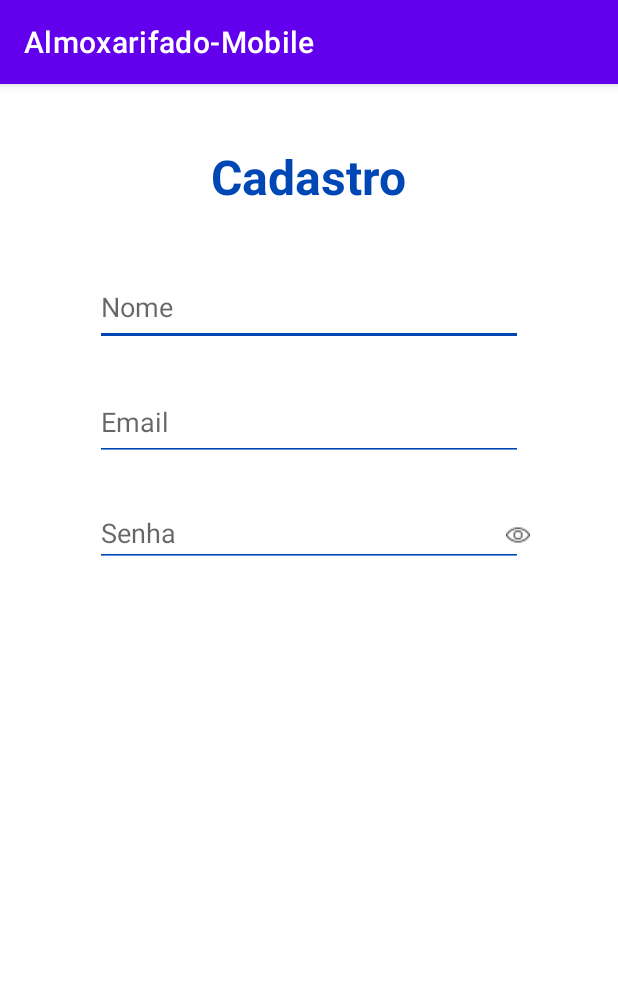
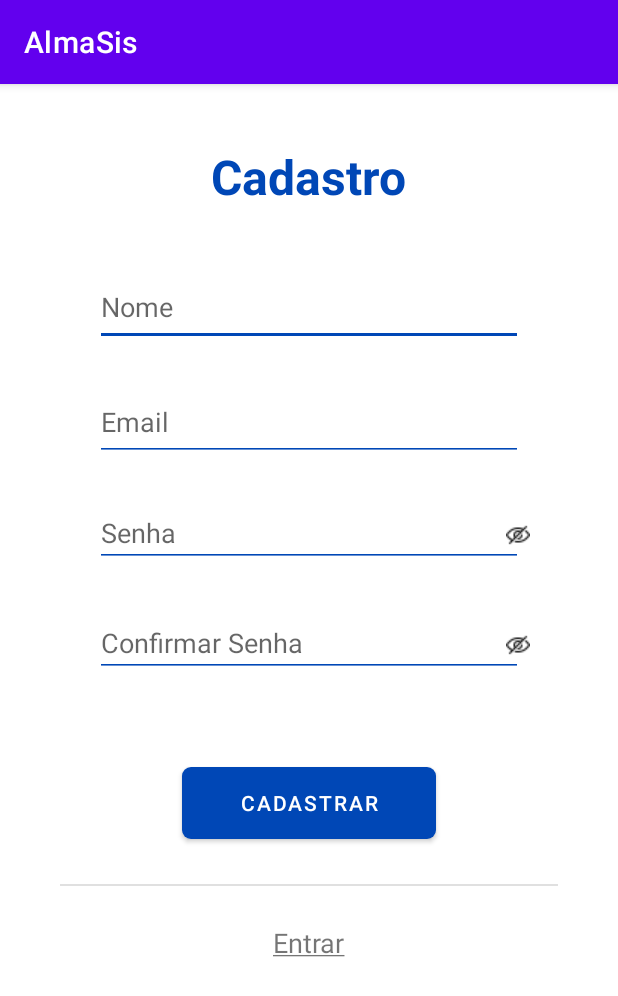
Before and after one commit to FelipeMielkeVieira/AlmoxarifadoMobile, an Android app: the CadastroActivity screen opened directly, with no data from a screen before it, after a tap on an icon or button, on a phone screen of 412 x 824 dp. Shown: the top 996 px of the screen. Run offline under Robolectric (Android 15) with nearby library versions, the phone set to English and light mode, and no system bars; 2 other taps on this screen came first.

Commit message:
15/02 - 21:49

```diff
--- a/app/build.gradle
+++ b/app/build.gradle
@@ -33,6 +33,8 @@ dependencies {
     implementation 'androidx.appcompat:appcompat:1.5.1'
     implementation 'com.google.android.material:material:1.6.1'
     implementation 'androidx.constraintlayout:constraintlayout:2.1.4'
+    implementation 'com.squareup.retrofit2:retrofit:2.9.0'
+    implementation 'com.squareup.retrofit2:converter-gson:2.9.0'
     testImplementation 'junit:junit:4.+'
     androidTestImplementation 'androidx.test.ext:junit:1.1.3'
     androidTestImplementation 'androidx.test.espresso:espresso-core:3.4.0'
--- a/app/src/main/java/com/example/almoxarifado_mobile/CadastroActivity.java
+++ b/app/src/main/java/com/example/almoxarifado_mobile/CadastroActivity.java
@@ -1,14 +1,66 @@
 package com.example.almoxarifado_mobile;
 
+import android.content.Intent;
 import android.os.Bundle;
+import android.text.InputType;
+import android.view.View;
+import android.widget.EditText;
+import android.widget.ImageButton;
 
 import androidx.appcompat.app.AppCompatActivity;
 
 public class CadastroActivity extends AppCompatActivity {
+
+    private Boolean senhaVisivel1 = false;
+    private Boolean senhaVisivel2 = false;
 
     @Override
     protected void onCreate(Bundle savedInstanceState) {
         super.onCreate(savedInstanceState);
         setContentView(R.layout.activity_cadastro);
     }
+
+    public void mudarSenha(View view) {
+        EditText input = findViewById(R.id.inputSenha1);
+        ImageButton imageButton = findViewById(R.id.botaoOlho1);
+
+        if (senhaVisivel1) {
+            senhaVisivel1 = false;
+            input.setInputType(InputType.TYPE_CLASS_TEXT | InputType.TYPE_TEXT_VARIATION_PASSWORD);
+            input.setSelection(input.length());
+            imageButton.setImageDrawable(getDrawable(R.drawable.olho_aberto));
+        } else {
+            senhaVisivel1 = true;
+            input.setInputType(InputType.TYPE_CLASS_TEXT | InputType.TYPE_TEXT_VARIATION_NORMAL);
+            input.setSelection(input.length());
+            imageButton.setImageDrawable(getDrawable(R.drawable.olho_fechado));
+        }
+    }
+
+    public void mudarSenha2(View view) {
+        EditText input = findViewById(R.id.inputSenha2);
+        ImageButton imageButton = findViewById(R.id.botaoOlho2);
+
+        if (senhaVisivel2) {
+            senhaVisivel2 = false;
+            input.setInputType(InputType.TYPE_CLASS_TEXT | InputType.TYPE_TEXT_VARIATION_PASSWORD);
+            input.setSelection(input.length());
+            imageButton.setImageDrawable(getDrawable(R.drawable.olho_aberto));
+        } else {
+            senhaVisivel2 = true;
+            input.setInputType(InputType.TYPE_CLASS_TEXT | InputType.TYPE_TEXT_VARIATION_NORMAL);
+            input.setSelection(input.length());
+            imageButton.setImageDrawable(getDrawable(R.drawable.olho_fechado));
+        }
+    }
+
+    public void entrar(View view) {
+        finish();
+        Intent switchActivityIntent = new Intent(this, MainActivity.class);
+        startActivity(switchActivityIntent);
+    }
+
+    public void cadastrar(View view) {
+
+    }
 }
--- a/app/src/main/java/com/example/almoxarifado_mobile/HomeActivity.java
+++ b/app/src/main/java/com/example/almoxarifado_mobile/HomeActivity.java
@@ -20,6 +20,7 @@ public class HomeActivity extends AppCompatActivity {
         super.onCreate(savedInstanceState);
         setContentView(R.layout.activity_home);
 
+        buscarItens();
         setRecyclerView();
     }
 
@@ -31,4 +32,8 @@ public class HomeActivity extends AppCompatActivity {
         adapter = new ProdutoAdapter(lista);
         recyclerView.setAdapter(adapter);
     }
+
+    private void buscarItens() {
+
+    }
 }
--- a/app/src/main/java/com/example/almoxarifado_mobile/MainActivity.java
+++ b/app/src/main/java/com/example/almoxarifado_mobile/MainActivity.java
@@ -30,6 +30,11 @@ public class MainActivity extends AppCompatActivity {
         startActivity(switchActivityIntent);
     }
 
+    public void esqueciSenha(View view) {
+        Intent switchActivityIntent = new Intent(this, EsqueciSenha1Activity.class);
+        startActivity(switchActivityIntent);
+    }
+
     public void mudarSenha(View view) {
         EditText input = findViewById(R.id.inputSenha);
         ImageButton imageButton = findViewById(R.id.botaoOlho);
--- a/app/src/main/res/layout/activity_cadastro.xml
+++ b/app/src/main/res/layout/activity_cadastro.xml
@@ -4,6 +4,33 @@
     xmlns:tools="http://schemas.android.com/tools"
     android:layout_width="match_parent"
     android:layout_height="match_parent">
+
+    <View
+        android:id="@+id/divider4"
+        android:layout_width="0dp"
+        android:layout_height="1dp"
+        android:layout_marginStart="40dp"
+        android:layout_marginTop="30dp"
+        android:layout_marginEnd="40dp"
+        android:background="?android:attr/listDivider"
+        app:layout_constraintEnd_toEndOf="parent"
+        app:layout_constraintStart_toStartOf="parent"
+        app:layout_constraintTop_toBottomOf="@+id/button2" />
+
+    <Button
+        android:id="@+id/button2"
+        android:layout_width="169dp"
+        android:layout_height="48dp"
+        android:layout_marginStart="100dp"
+        android:layout_marginTop="60dp"
+        android:layout_marginEnd="100dp"
+        android:background="@drawable/background_botao_login"
+        android:onClick="cadastrar"
+        android:text="Cadastrar"
+        app:backgroundTint="#0047B6"
+        app:layout_constraintEnd_toEndOf="parent"
+        app:layout_constraintStart_toStartOf="parent"
+        app:layout_constraintTop_toBottomOf="@+id/inputSenha2" />
 
     <TextView
         android:id="@+id/textView4"
@@ -50,7 +77,7 @@
         app:layout_constraintTop_toBottomOf="@+id/editTextTextPersonName3" />
 
     <EditText
-        android:id="@+id/editTextTextPersonName6"
+        android:id="@+id/inputSenha1"
         style="@style/inputLogin"
         android:layout_width="285dp"
         android:layout_height="0dp"
@@ -59,13 +86,28 @@
         android:layout_marginEnd="40dp"
         android:ems="10"
         android:hint="Senha"
-        android:inputType="textPersonName"
+        android:inputType="textPassword"
         app:layout_constraintEnd_toEndOf="parent"
         app:layout_constraintStart_toStartOf="parent"
         app:layout_constraintTop_toBottomOf="@+id/editTextTextPersonName5" />
 
+    <EditText
+        android:id="@+id/inputSenha2"
+        style="@style/inputLogin"
+        android:layout_width="285dp"
+        android:layout_height="0dp"
+        android:layout_marginStart="40dp"
+        android:layout_marginTop="25dp"
+        android:layout_marginEnd="40dp"
+        android:ems="10"
+        android:hint="Confirmar Senha"
+        android:inputType="textPassword"
+        app:layout_constraintEnd_toEndOf="parent"
+        app:layout_constraintStart_toStartOf="parent"
+        app:layout_constraintTop_toBottomOf="@+id/botaoOlho1" />
+
     <ImageButton
-        android:id="@+id/botaoOlho2"
+        android:id="@+id/botaoOlho1"
         android:layout_width="54dp"
         android:layout_height="48dp"
         android:layout_marginTop="25dp"
@@ -76,4 +118,30 @@
         app:layout_constraintTop_toBottomOf="@+id/editTextTextPersonName5"
         app:srcCompat="@drawable/olho_aberto" />
 
+    <ImageButton
+        android:id="@+id/botaoOlho2"
+        android:layout_width="54dp"
+        android:layout_height="48dp"
+        android:layout_marginTop="25dp"
+        android:layout_marginEnd="40dp"
+        android:background="@null"
+        android:onClick="mudarSenha2"
+        app:layout_constraintEnd_toEndOf="parent"
+        app:layout_constraintTop_toBottomOf="@+id/botaoOlho1"
+        app:srcCompat="@drawable/olho_aberto" />
+
+    <TextView
+        android:id="@+id/textView6"
+        style="@style/cadastrar"
+        android:layout_width="wrap_content"
+        android:layout_height="wrap_content"
+        android:layout_marginStart="180dp"
+        android:layout_marginTop="25dp"
+        android:layout_marginEnd="180dp"
+        android:text="@string/entrar"
+        android:onClick="entrar"
+        app:layout_constraintEnd_toEndOf="parent"
+        app:layout_constraintStart_toStartOf="parent"
+        app:layout_constraintTop_toBottomOf="@+id/divider4" />
+
 </androidx.constraintlayout.widget.ConstraintLayout>
--- a/app/src/main/res/layout/activity_main.xml
+++ b/app/src/main/res/layout/activity_main.xml
@@ -76,6 +76,7 @@
         android:layout_marginTop="20dp"
         android:layout_marginEnd="160dp"
         android:text="@string/esqueci_senha"
+        android:onClick="esqueciSenha"
         app:layout_constraintEnd_toEndOf="parent"
         app:layout_constraintStart_toStartOf="parent"
         app:layout_constraintTop_toBottomOf="@+id/button" />
--- a/app/src/main/res/values/strings.xml
+++ b/app/src/main/res/values/strings.xml
@@ -1,4 +1,6 @@
 <resources>
     <string name="app_name">Almoxarifado-Mobile</string>
     <string name="esqueci_senha"><u>Esqueci a senha</u></string>
+    <string name="entrar"><u>Entrar</u></string>
+    <string name="stringEsqueciSenha">Caro Usuário, enviaremos \num código de verificação no \nseu email para \nidentificação.</string>
 </resources>
```
Also changed, not shown: app/src/main/AndroidManifest.xml (+5 -2 lines), app/src/main/java/com/example/almoxarifado_mobile/EsqueciSenha1Activity.java (added, +14 -0 lines), app/src/main/java/com/example/almoxarifado_mobile/entities/Anexo.java (added, +9 -0 lines), app/src/main/java/com/example/almoxarifado_mobile/entities/Classificacao.java (added, +7 -0 lines), app/src/main/java/com/example/almoxarifado_mobile/entities/Imagem.java (added, +9 -0 lines), app/src/main/java/com/example/almoxarifado_mobile/entities/Localizacao.java (added, +8 -0 lines), app/src/main/java/com/example/almoxarifado_mobile/entities/Produto.java (added, +99 -0 lines), app/src/main/res/layout/activity_senha1.xml (added, +62 -0 lines).
